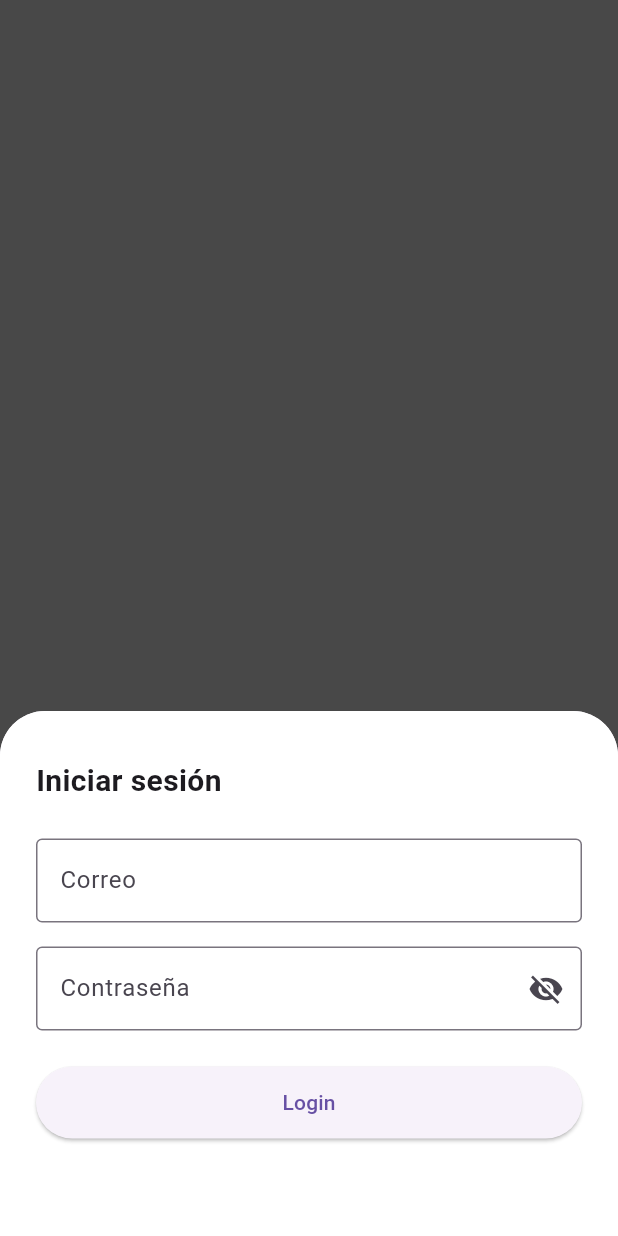
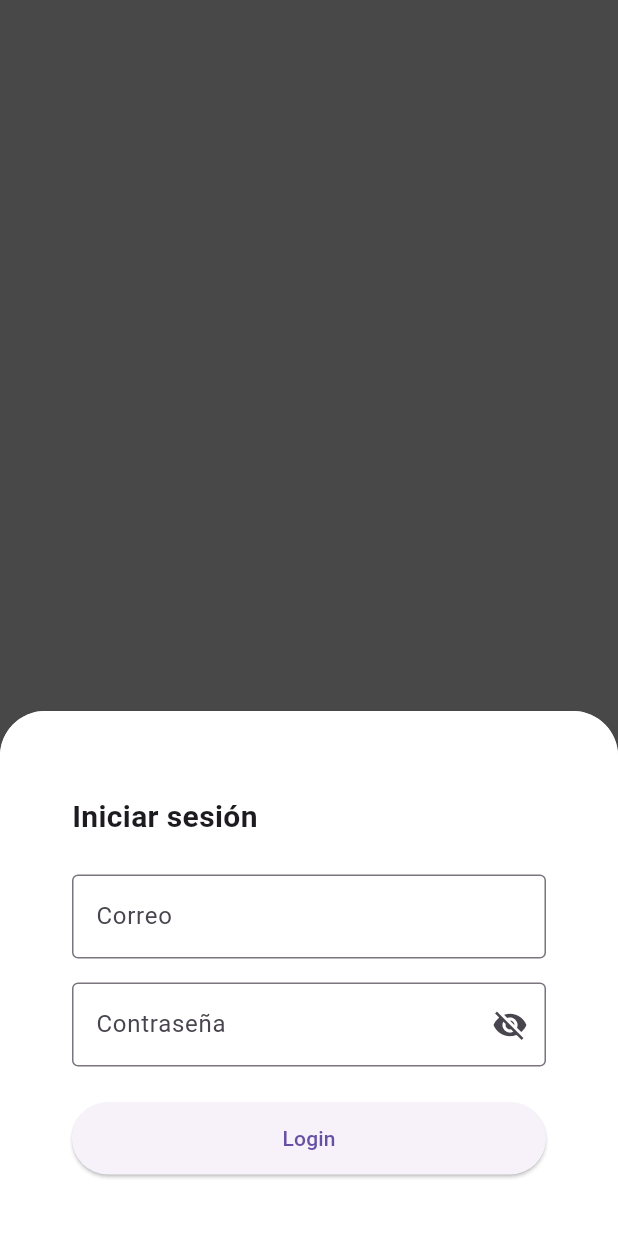
Before and after one commit to JuanS-ryb/grh-solutions-mobil, a Flutter app: the Login screen opened directly, after a tap on "INGRESAR", on a phone screen of 412 x 824 dp. Run offline on Flutter 3.47's test engine with Material 3 defaults, Android fonts, the phone set to English and light mode, and no system bars; missing offline and left inert: dart:html.

Commit message:
Global variables, bottomNavBar ajustado, mejora en login

```diff
--- a/lib/data/notifiers.dart
+++ b/lib/data/notifiers.dart
@@ -1,3 +1,7 @@
 import 'package:flutter/material.dart';
 
 ValueNotifier<bool> useDarkTheme = ValueNotifier(false);
+ValueNotifier<int> renderNotificator = ValueNotifier(0);
+
+// NUEVO: para controlar si el usuario está logeado o no
+ValueNotifier<bool> isLoggedIn = ValueNotifier(true);
--- a/lib/widgets/login/login.dart
+++ b/lib/widgets/login/login.dart
@@ -1,4 +1,5 @@
 import 'package:flutter/material.dart';
+import 'package:grhsolutions/data/notifiers.dart';
 
 class Login extends StatefulWidget {
   const Login({super.key});
@@ -156,12 +157,17 @@ class _LoginFormState extends State<LoginForm> {
     print('Login con: ${_emailController.text} / ${_passwordController.text}');
 
     // Go to the next screen if login successful
-    Navigator.pushNamed(context, '/comunicados');
+    Navigator.pushNamed(context, '/logged');
   }
 
   @override
   Widget build(BuildContext context) {
-    return Column(
+    return ValueListenableBuilder<bool>(
+      valueListenable: isLoggedIn,
+      builder: (context, loggedIn, _) {
+        return Padding(
+          padding: const EdgeInsets.all(24.0),
+          child: Column(
             crossAxisAlignment: CrossAxisAlignment.start,
             children: [
               const Text(
@@ -186,9 +192,15 @@ class _LoginFormState extends State<LoginForm> {
                   border: const OutlineInputBorder(),
                   suffixIcon: IconButton(
                     icon: Icon(
-                  _passwordVisible ? Icons.visibility : Icons.visibility_off),
-              onPressed: () =>
-                  setState(() => _passwordVisible = !_passwordVisible),
+                      _passwordVisible
+                          ? Icons.visibility
+                          : Icons.visibility_off,
+                    ),
+                    onPressed: () {
+                      setState(() {
+                        _passwordVisible = !_passwordVisible;
+                      });
+                    },
                   ),
                 ),
               ),
@@ -197,11 +209,16 @@ class _LoginFormState extends State<LoginForm> {
                 width: double.infinity,
                 height: 48,
                 child: ElevatedButton(
-            onPressed: _login,
+                  onPressed: () {
+                    isLoggedIn.value = true; // Marcar como logeado
+                  },
                   child: const Text('Login'),
                 ),
               ),
             ],
+          ),
+        );
+      },
     );
   }
 }
```
Also changed, not shown: lib/main.dart (+70 -15 lines), lib/widgets/layout/layout.dart (+0 -47 lines), lib/widgets/perfil/perfil.dart (added, +22 -0 lines). Lines whose indentation alone changed are shown as unchanged.
